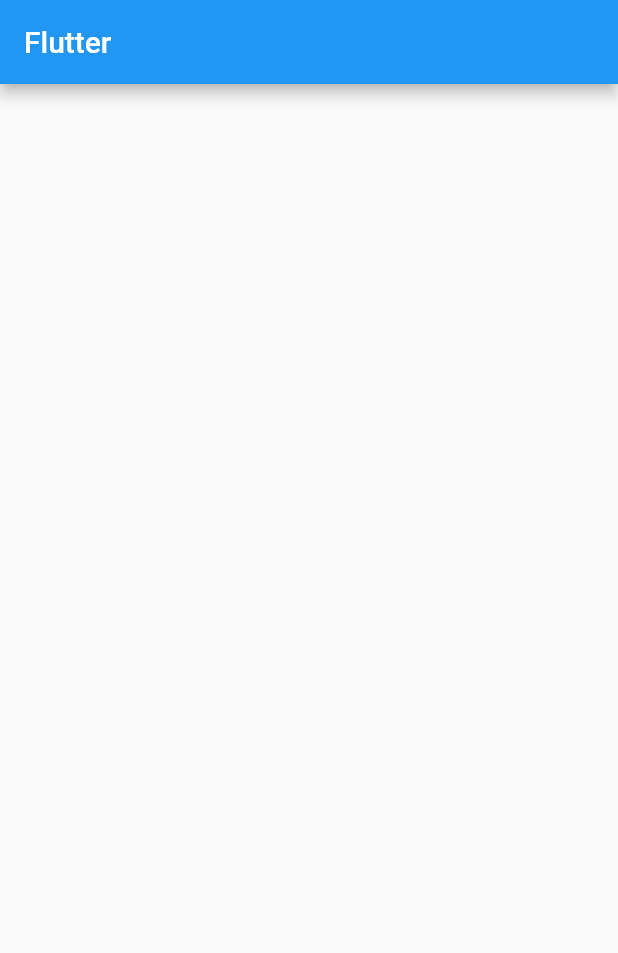
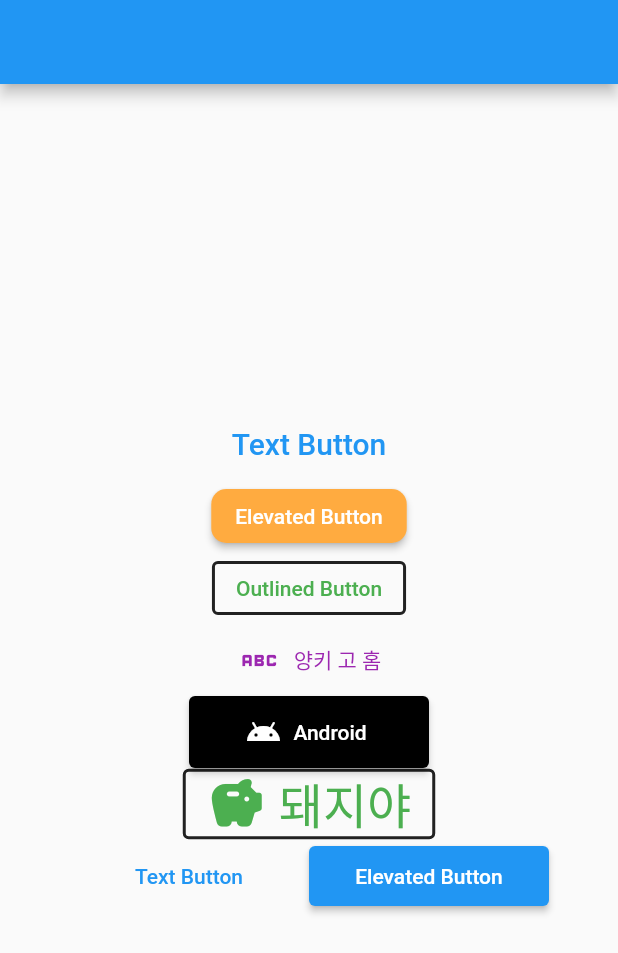
Before and after one commit to daviddev90/flutter_lecture, a Flutter app: the screen it shows after launch, on a phone screen of 412 x 824 dp. Shown: the top 953 px of the screen. Run offline on Flutter 3.47's test engine with Material 2 defaults, Android fonts, the phone set to English and light mode, and no system bars.

Commit message:
Update home.dart

```diff
--- a/lib/home.dart
+++ b/lib/home.dart
@@ -6,10 +6,95 @@ class Home extends StatelessWidget {
   @override
   Widget build(BuildContext context) {
     return Scaffold(
-      appBar: AppBar(
-        title: const Text('Flutter'),
+      appBar: AppBar(),
+      body: Center(
+        child: Column(
+          mainAxisAlignment: MainAxisAlignment.center,
+          children: [
+            TextButton(
+              onPressed: () {
+                print('hello world');
+              },
+              child: const Text(
+                'Text Button',
+                style: TextStyle(fontSize: 20),
+              ),
+            ),
+            ElevatedButton(
+                onPressed: () {
+                  print('Elevated');
+                },
+                style: ElevatedButton.styleFrom(
+                    primary: Colors.orangeAccent,
+                    shape: RoundedRectangleBorder(
+                        borderRadius: BorderRadius.circular(10))),
+                child: const Text('Elevated Button')),
+            OutlinedButton(
+              onPressed: () {},
+              style: OutlinedButton.styleFrom(
+                  primary: Colors.green,
+                  side: const BorderSide(color: Colors.black87, width: 2.0)),
+              child: const Text('Outlined Button'),
+            ),
+            TextButton.icon(
+              onPressed: (() {}),
+              icon: const Icon(
+                Icons.abc,
+                size: 30,
+              ),
+              label: const Text('양키 고 홈'),
+              style: TextButton.styleFrom(primary: Colors.purple),
+            ),
+            ElevatedButton.icon(
+              onPressed: () {},
+              icon: const Icon(Icons.android_sharp),
+              label: const Text('Android'),
+              style: ElevatedButton.styleFrom(
+                  primary: Colors.black, minimumSize: const Size(160, 48)),
+            ),
+            OutlinedButton.icon(
+              onPressed: () {},
+              style: OutlinedButton.styleFrom(
+                  primary: Colors.green,
+                  side: const BorderSide(color: Colors.black87, width: 2.0)),
+              icon: const Icon(
+                Icons.savings_rounded,
+                size: 40,
+              ),
+              label: const Text(
+                '돼지야',
+                style: TextStyle(fontSize: 32),
+              ),
+            ),
+            Row(
+              mainAxisAlignment: MainAxisAlignment.center,
+              children: [
+                TextButton(
+                  onPressed: () {
+                    print('hello world');
+                  },
+                  style: TextButton.styleFrom(minimumSize: const Size(160, 40)),
+                  child: const Text(
+                    'Text Button',
+                    style: TextStyle(fontSize: 14),
+                  ),
+                ),
+                ElevatedButton(
+                  onPressed: () {
+                    print('Elevated');
+                  },
+                  style: ElevatedButton.styleFrom(
+                      minimumSize: const Size(160, 40)),
+                  child: const Text(
+                    'Elevated Button',
+                    style: TextStyle(fontSize: 14),
+                  ),
+                )
+              ],
+            )
+          ],
+        ),
       ),
-      body: Center(),
     );
   }
 }
```
